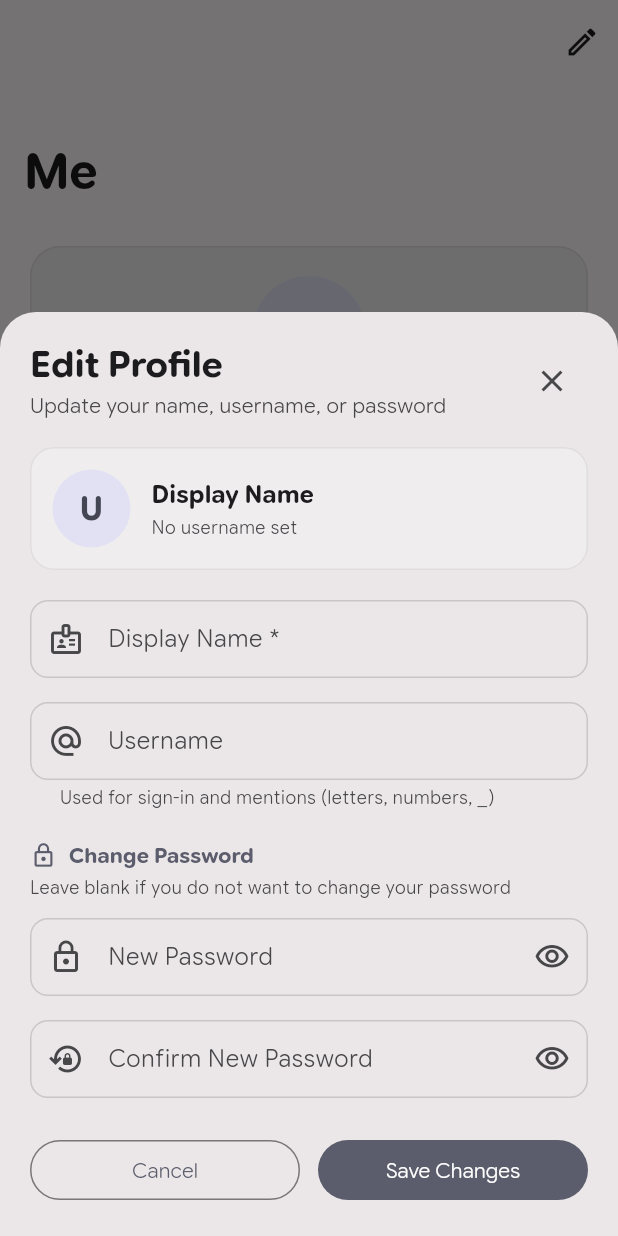
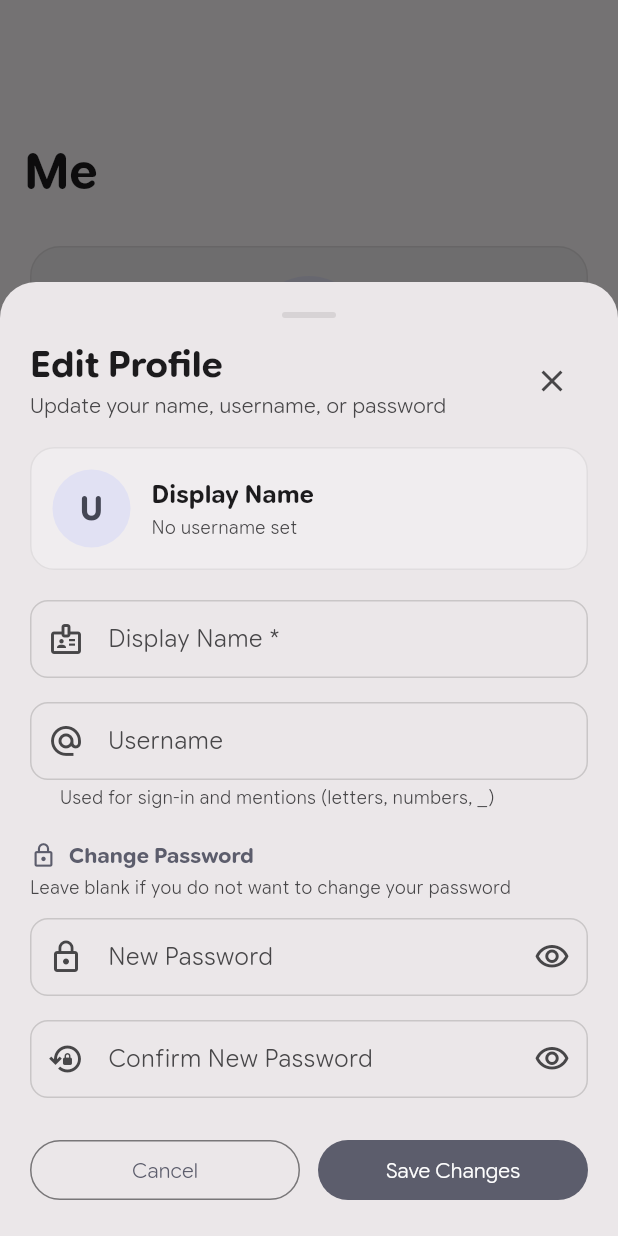
Before and after one commit to lockmyslot/client, a Flutter app: the MeProfileScreen screen opened by its route, after a tap on "Edit Profile", on a phone screen of 412 x 824 dp. Run offline on Flutter 3.47's test engine with Material 3 defaults, Android fonts, the phone set to English and light mode, and no system bars; drawn by our look-alikes of dynamic_color; our stand-ins replace flutter_riverpod, flutter_secure_storage, go_router, share_plus; accounts and stored records are empty.

Commit message:
fix(profile): remove top-right action icon and refine edit profile sheet drag handle

```diff
--- a/lib/features/profile/screens/edit_profile_sheet.dart
+++ b/lib/features/profile/screens/edit_profile_sheet.dart
@@ -141,6 +141,19 @@ class _EditProfileSheetState extends ConsumerState<EditProfileSheet> {
             mainAxisSize: MainAxisSize.min,
             crossAxisAlignment: CrossAxisAlignment.stretch,
             children: [
+              // Drag handle
+              Center(
+                child: Container(
+                  width: 36,
+                  height: 4,
+                  margin: const EdgeInsets.only(bottom: 16),
+                  decoration: BoxDecoration(
+                    color: cs.outlineVariant.withValues(alpha: 0.6),
+                    borderRadius: BorderRadius.circular(2),
+                  ),
+                ),
+              ),
+
               // Header
               Row(
                 mainAxisAlignment: MainAxisAlignment.spaceBetween,
--- a/lib/features/profile/screens/me_profile_screen.dart
+++ b/lib/features/profile/screens/me_profile_screen.dart
@@ -34,16 +34,9 @@ class MeProfileScreen extends ConsumerWidget {
       body: CustomScrollView(
         physics: const AlwaysScrollableScrollPhysics(),
         slivers: [
-          M3CollapsingAppBar(
-            title: const Text('Me'),
+          const M3CollapsingAppBar(
+            title: Text('Me'),
             pinned: true,
-            actions: [
-              IconButton(
-                icon: const Icon(Icons.edit_outlined),
-                tooltip: 'Edit Profile',
-                onPressed: () => EditProfileSheet.show(context),
-              ),
-            ],
           ),
           SliverToBoxAdapter(
             child: Padding(
```
Also changed, not shown: 1 other file.
